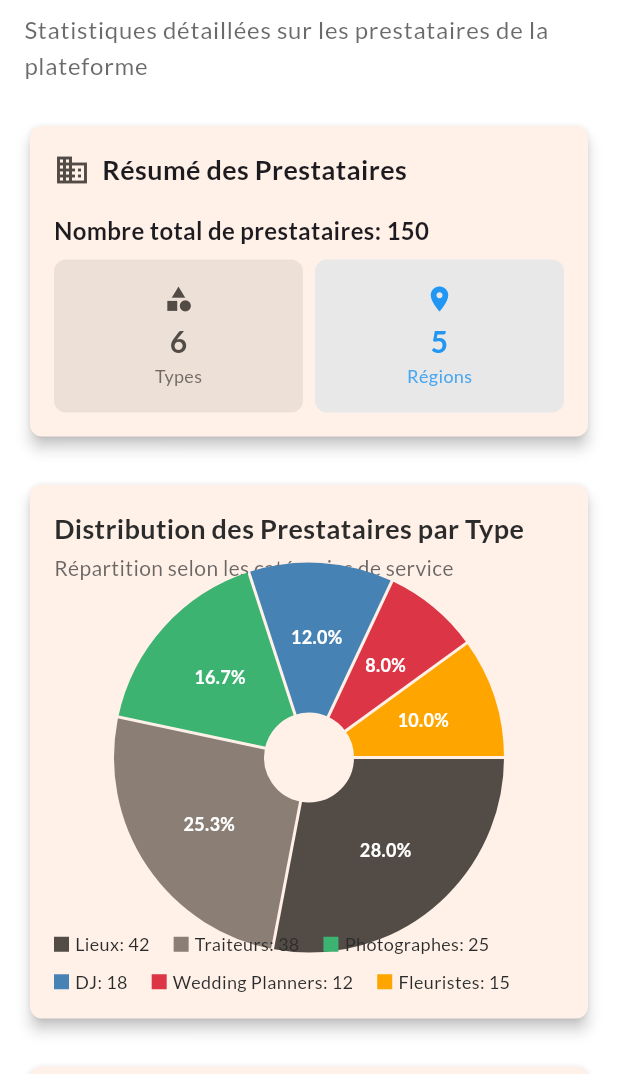
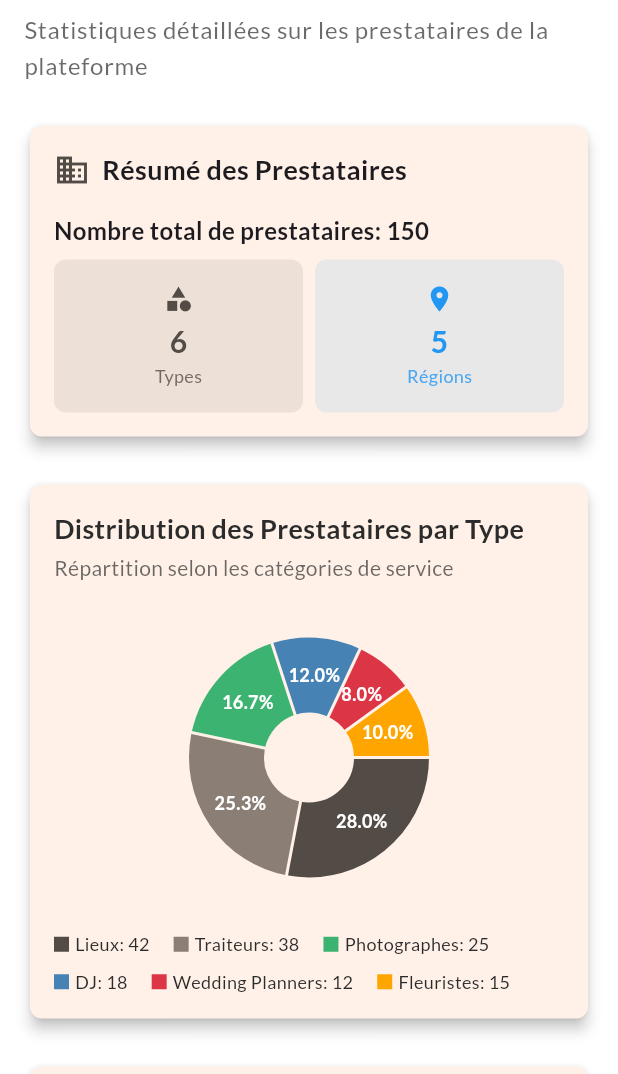
Before and after one commit to Nicocoooooo/Mariable, a Flutter app: the AdminPartnerAnalyticsScreen screen opened by its route, on a phone screen of 412 x 824 dp, the part 162-1236 px from its top. Run offline on Flutter 3.47's test engine with Material 3 defaults, Android fonts, the phone set to English and light mode, and no system bars; drawn by our look-alikes of fl_chart; our stand-ins replace cached_network_image, equatable, go_router, google_fonts, image_picker, logger and 1 more; accounts and stored records are empty.

Commit message:
feat : Réduction du rayon pour les graphiques camembert.

```diff
--- a/lib/Admin/widgets/charts/pie_chart_widget.dart
+++ b/lib/Admin/widgets/charts/pie_chart_widget.dart
@@ -28,7 +28,7 @@ class AdminPieChartWidget extends StatelessWidget {
     ],
     this.showLegend = true,
     this.showValues = true,
-    this.radius = 100,
+    this.radius = 50,
   }) : super(key: key);
 
   @override
```
